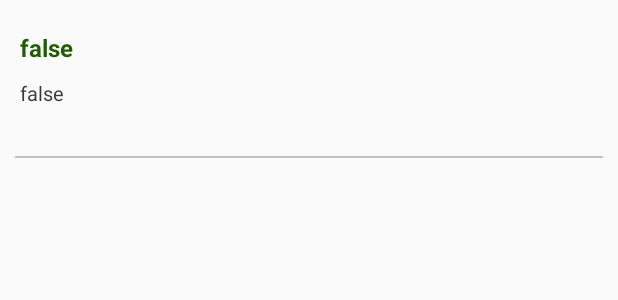
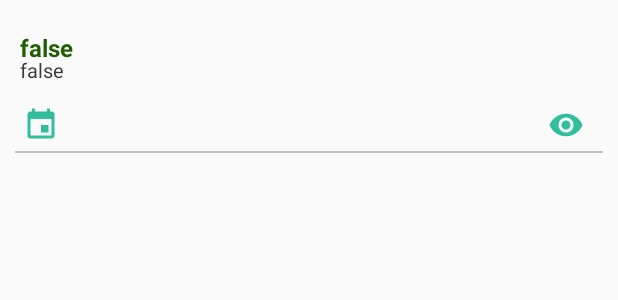
Before and after one commit to telvla/Cricket, an Android app: the layout linelistview.xml on its own in the app's theme, with its tools: preview values and no code run, on a phone screen of 412 x 824 dp. Shown: the top 300 px of the screen. Run offline under Robolectric (Android 15) with nearby library versions, the phone set to English and light mode, and no system bars; Roboto replaces fonts that are not available here.

Commit message:
Refactoring view list

```diff
--- a/app/build.gradle
+++ b/app/build.gradle
@@ -41,4 +41,5 @@ dependencies {
     compile 'com.squareup.picasso:picasso:2.5.2'
     compile 'com.google.code.gson:gson:2.8.0'
     compile 'com.squareup.okhttp3:okhttp:3.12.0'
+    implementation files('libs/svg-android.jar')
 }
--- a/app/src/main/AndroidManifest.xml
+++ b/app/src/main/AndroidManifest.xml
@@ -13,7 +13,7 @@
         android:label="@string/app_name"
         android:theme="@style/AppTheme">
         <activity
-            android:name=".Test"
+            android:name=".AllNews"
             android:label="@string/app_name">
             <intent-filter>
                 <action android:name="android.intent.action.MAIN" />
@@ -28,7 +28,7 @@
             android:name=".CurrentNews"
             android:label="@string/title_activity_current_news" />
         <activity
-            android:name=".AllNews"
+            android:name=".Test"
             android:label="@string/title_activity_test"
             android:theme="@style/AppTheme" />
 
--- a/app/src/main/java/at/telvla/cricket/NewsAdapter.java
+++ b/app/src/main/java/at/telvla/cricket/NewsAdapter.java
@@ -1,7 +1,9 @@
 package at.telvla.cricket;
 
 import android.content.Context;
+import android.graphics.Color;
 import android.graphics.Point;
+import android.graphics.drawable.Drawable;
 import android.util.DisplayMetrics;
 import android.util.Log;
 import android.view.LayoutInflater;
@@ -12,6 +14,8 @@ import android.widget.ArrayAdapter;
 import android.widget.ImageView;
 import android.widget.TextView;
 
+import com.larvalabs.svgandroid.SVG;
+import com.larvalabs.svgandroid.SVGParser;
 import com.squareup.picasso.Picasso;
 import java.util.List;
 
@@ -53,9 +57,21 @@ public class NewsAdapter extends ArrayAdapter<NewsInfo> {
         TextView textViewTitle = (TextView) rowView.findViewById(R.id.title);
         TextView textViewAbstr = (TextView) rowView.findViewById(R.id.abstr);
         ImageView ImageViewImg = (ImageView) rowView.findViewById(R.id.img);
+        ImageView img_time = (ImageView) rowView.findViewById(R.id.img_time);
+        //ImageView img_view = (ImageView) rowView.findViewById(R.id.img_view);
         TextView textViewDate = (TextView) rowView.findViewById(R.id.create_date);
         TextView textViewView = (TextView) rowView.findViewById(R.id.count_view);
 
+        /*img_time.setLayerType(View.LAYER_TYPE_SOFTWARE, null);
+        SVG svg_time = SVGParser.getSVGFromResource(context.getResources(), R.raw.baseline_date_range_24px);
+        Drawable drawable_time = svg_time.createPictureDrawable();
+        img_time.setImageDrawable(drawable_time);
+
+        img_view.setLayerType(View.LAYER_TYPE_SOFTWARE, null);
+        SVG svg_view = SVGParser.getSVGFromResource(context.getResources(), R.raw.baseline_date_range_24px);
+        Drawable drawable_view = svg_view.createPictureDrawable();
+        img_view.setImageDrawable(drawable_view);
+        */
         Num = new File().File_Read(context, mFileName);
 
         if(Num != null){
@@ -71,6 +87,8 @@ public class NewsAdapter extends ArrayAdapter<NewsInfo> {
         textViewTitle.setText(contactList.get(position).getTitle());
         textViewAbstr.setText(contactList.get(position).getAbstr());
         textViewDate.setText("date: " + contactList.get(position).getDate());
+
+        //textViewView.setCompoundDrawablesWithIntrinsicBounds(R.drawable.ic_action_view, 0, 0, 0 );
         textViewView.setText("view: " + contactList.get(position).getCountView());
 
         DisplayMetrics metrics = new DisplayMetrics();
--- a/app/src/main/res/layout/linelistview.xml
+++ b/app/src/main/res/layout/linelistview.xml
@@ -10,92 +10,108 @@
         android:layout_width="wrap_content"
         android:layout_height="wrap_content"
         android:layout_marginLeft="0dp"
-        android:layout_marginRight="0dp"
-        >
+        android:layout_marginRight="0dp">
         <TableRow
             android:layout_width="wrap_content"
-            android:layout_height="wrap_content"
-            >
+            android:layout_height="wrap_content">
             <ImageView
                 android:id="@+id/img"
                 android:layout_width="wrap_content"
                 android:layout_height="wrap_content"
-                android:scaleType="fitStart"
-            >
-            </ImageView>
+                android:scaleType="fitStart"></ImageView>
         </TableRow>
         <TextView
             android:id="@+id/id_list"
             android:layout_width="wrap_content"
             android:layout_height="wrap_content"
             android:text="@+id/id_list"
-            android:visibility="invisible"
-            >
-        </TextView>
-        <LinearLayout
-            xmlns:android="http://schemas.android.com/apk/res/android"
+            android:visibility="invisible"></TextView>
+        <LinearLayout xmlns:android="http://schemas.android.com/apk/res/android"
             android:layout_width="wrap_content"
             android:layout_height="wrap_content"
             android:layout_marginLeft="0dp"
-            android:layout_marginRight="0dp"
-            >
+            android:layout_marginRight="0dp">
             <TextView
                 android:id="@+id/title"
                 android:layout_width="wrap_content"
                 android:layout_height="wrap_content"
-                android:textColor="#205f01"
-                android:textStyle="bold"
+                android:layout_marginLeft="13dp"
                 android:layout_marginTop="1dp"
-                android:layout_marginLeft="13dp"
                 android:layout_marginRight="13dp"
                 android:text="@+id/title"
+                android:textColor="#205f01"
                 android:textSize="16dp"
-                >
-            </TextView>
+                android:textStyle="bold"></TextView>
         </LinearLayout>
         <TextView
             android:id="@+id/abstr"
             android:layout_width="wrap_content"
             android:layout_height="wrap_content"
-            android:textColor="#3a3a3a"
-            android:text="@+id/abstr"
-            android:layout_marginTop="10dp"
             android:layout_marginLeft="13dp"
+            android:layout_marginTop="-5dp"
             android:layout_marginRight="13dp"
             android:layout_marginBottom="15dp"
-            android:textSize="13dp" >
-        </TextView>
-        <LinearLayout android:orientation="horizontal"
+            android:text="@+id/abstr"
+            android:textColor="#3a3a3a"
+            android:textSize="13dp"></TextView>
+        <LinearLayout
+            android:id="@+id/line"
             android:layout_width="match_parent"
             android:layout_height="wrap_content"
             android:layout_marginLeft="15dp"
             android:layout_marginRight="15dp"
-            android:id="@+id/line">
+            android:orientation="horizontal">
+            <LinearLayout xmlns:android="http://schemas.android.com/apk/res/android"
+                xmlns:tools="http://schemas.android.com/tools"
+                android:layout_width="wrap_content"
+                android:layout_height="wrap_content"
+                android:layout_gravity="left">
+                <ImageView
+                    android:id="@+id/img_time"
+                    android:layout_width="wrap_content"
+                    android:layout_height="wrap_content"
+                    android:layout_marginRight="7dp"
+                    android:src="@drawable/ic_action_evnt"></ImageView>
                 <TextView
-                android:layout_width="0dp"
-                android:layout_weight="1"
+                    android:id="@+id/create_date"
+                    android:layout_width="wrap_content"
                     android:layout_height="wrap_content"
+                    android:layout_marginTop="3dp"
                     android:textAppearance="?android:attr/textAppearanceMedium"
-                android:id="@+id/create_date"
                     android:textColor="#c1c1c1"
-                android:textSize="11dp" />
+                    android:textSize="12dp" />
+            </LinearLayout>
+            <LinearLayout xmlns:android="http://schemas.android.com/apk/res/android"
+                xmlns:tools="http://schemas.android.com/tools"
+                android:layout_width="fill_parent"
+                android:layout_height="fill_parent"
+                android:layout_gravity="right"
+                android:gravity="right">
+                <ImageView
+                    android:id="@+id/img_view"
+                    android:layout_width="wrap_content"
+                    android:layout_height="wrap_content"
+                    android:layout_marginRight="7dp"
+                    android:gravity="right"
+                    android:src="@drawable/ic_action_view"></ImageView>
                 <TextView
-                android:layout_width="0dp"
-                android:layout_weight="1"
+                    android:id="@+id/count_view"
+                    android:layout_width="wrap_content"
                     android:layout_height="wrap_content"
+                    android:layout_marginTop="3dp"
+                    android:gravity="right"
                     android:textAppearance="?android:attr/textAppearanceMedium"
-                android:gravity="right"
-                android:id="@+id/count_view"
                     android:textColor="#c1c1c1"
-                android:textSize="11dp" />
+                    android:textSize="12dp" />
+            </LinearLayout>
         </LinearLayout>
         <View
             android:layout_width="match_parent"
             android:layout_height="1dp"
             android:layout_marginLeft="10dp"
+            android:layout_marginTop="5dp"
             android:layout_marginRight="10dp"
-            android:background="#c1c1c1"
-            android:layout_marginTop="2dp"
-            android:layout_marginBottom="30dp" />
+            android:layout_marginBottom="30dp"
+            android:background="#c1c1c1" />
     </TableLayout>
 </LinearLayout>
```
Also changed, not shown: app/src/main/res/layout/content_current_article.xml (+0 -10 lines), app/src/main/res/drawable-hdpi/ic_action_evnt.png (added), app/src/main/res/drawable-hdpi/ic_action_view.png (added), app/src/main/res/drawable-mdpi/ic_action_evnt.png (added), app/src/main/res/drawable-mdpi/ic_action_view.png (added), app/src/main/res/drawable-xhdpi/ic_action_evnt.png (added), app/src/main/res/drawable-xhdpi/ic_action_view.png (added), app/src/main/res/drawable-xxhdpi/ic_action_evnt.png (added), app/src/main/res/drawable-xxhdpi/ic_action_view.png (added), app/src/main/res/drawable-xxxhdpi/ic_action_evnt.png (added), app/src/main/res/drawable-xxxhdpi/ic_action_view.png (added), 1 other file. Lines whose indentation alone changed are shown as unchanged.
